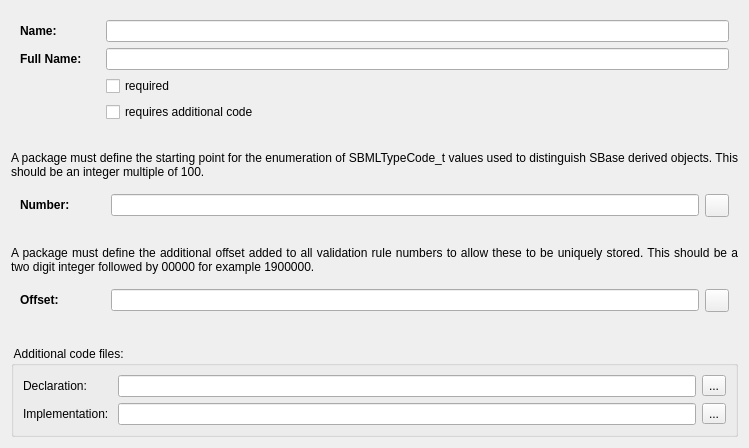
Old version of the form ui/formdeviserpackage.ui in the repository sbmlteam/QtDeviser.
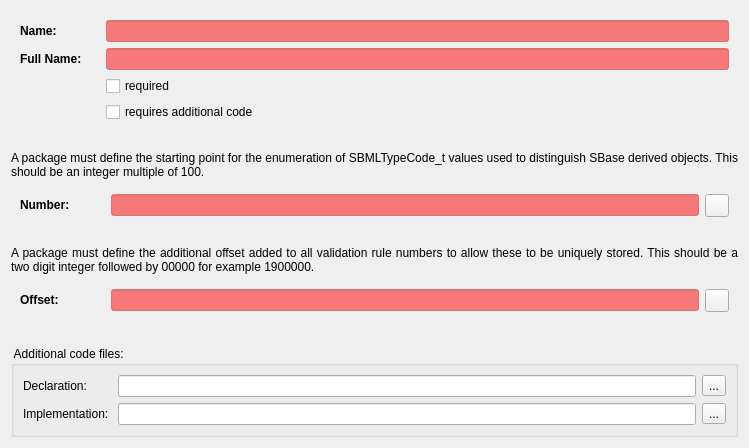
New version of the form. Icons and pictures are not drawn.

Commit message: - added validation to the attribute models - red background for required items - reordered attribute columns

What changed in the file:
```diff
--- a/ui/formdeviserpackage.ui
+++ b/ui/formdeviserpackage.ui
@@ -38,6 +38,9 @@
         <property name="toolTip">
          <string>&lt;html&gt;&lt;head/&gt;&lt;body&gt;&lt;p&gt;The short &lt;span style=&quot; font-weight:600;&quot;&gt;name&lt;/span&gt; or &lt;span style=&quot; font-weight:600;&quot;&gt;label&lt;/span&gt; given to this package. This will be used in the associated URL and as the package XML prefix. This field is required.&lt;/p&gt;&lt;/body&gt;&lt;/html&gt;</string>
         </property>
+        <property name="styleSheet">
+         <string notr="true">QLineEdit { background-color: rgba(255,0,0,127);selection-background-color:rgba(255,0,0,127) }QLineEdit:hover { background-color: rgba(255,0,0,127);selection-background-color:rgba(255,0,0,127) }</string>
+        </property>
        </widget>
       </item>
       <item row="1" column="0">
@@ -58,6 +61,9 @@
         <property name="toolTip">
          <string>The full title of the package as it would be written in a specification document. This field is required.</string>
         </property>
+        <property name="styleSheet">
+         <string notr="true">QLineEdit { background-color: rgba(255,0,0,127);selection-background-color:rgba(255,0,0,127) }QLineEdit:hover { background-color: rgba(255,0,0,127);selection-background-color:rgba(255,0,0,127) }</string>
+        </property>
        </widget>
       </item>
       <item row="2" column="1">
@@ -97,7 +103,11 @@
     <widget class="QWidget" name="widget_2" native="true">
      <layout class="QGridLayout" name="gridLayout_3">
       <item row="0" column="1">
-       <widget class="QLineEdit" name="txtNumber"/>
+       <widget class="QLineEdit" name="txtNumber">
+        <property name="styleSheet">
+         <string notr="true">QLineEdit { background-color: rgba(255,0,0,127);selection-background-color:rgba(255,0,0,127) }QLineEdit:hover { background-color: rgba(255,0,0,127);selection-background-color:rgba(255,0,0,127) }</string>
+        </property>
+       </widget>
       </item>
       <item row="0" column="0">
        <widget class="QLabel" name="label_3">
@@ -156,7 +166,11 @@
        </widget>
       </item>
       <item row="0" column="1">
-       <widget class="QLineEdit" name="txtOffset"/>
+       <widget class="QLineEdit" name="txtOffset">
+        <property name="styleSheet">
+         <string notr="true">QLineEdit { background-color: rgba(255,0,0,127);selection-background-color:rgba(255,0,0,127) }QLineEdit:hover { background-color: rgba(255,0,0,127);selection-background-color:rgba(255,0,0,127) }</string>
+        </property>
+       </widget>
       </item>
       <item row="0" column="2">
        <widget class="QToolButton" name="cmdShowOffset">
```
Left out of the diff: 68 changed lines with no effect on the pictures. The commit also changes 23 other files.
